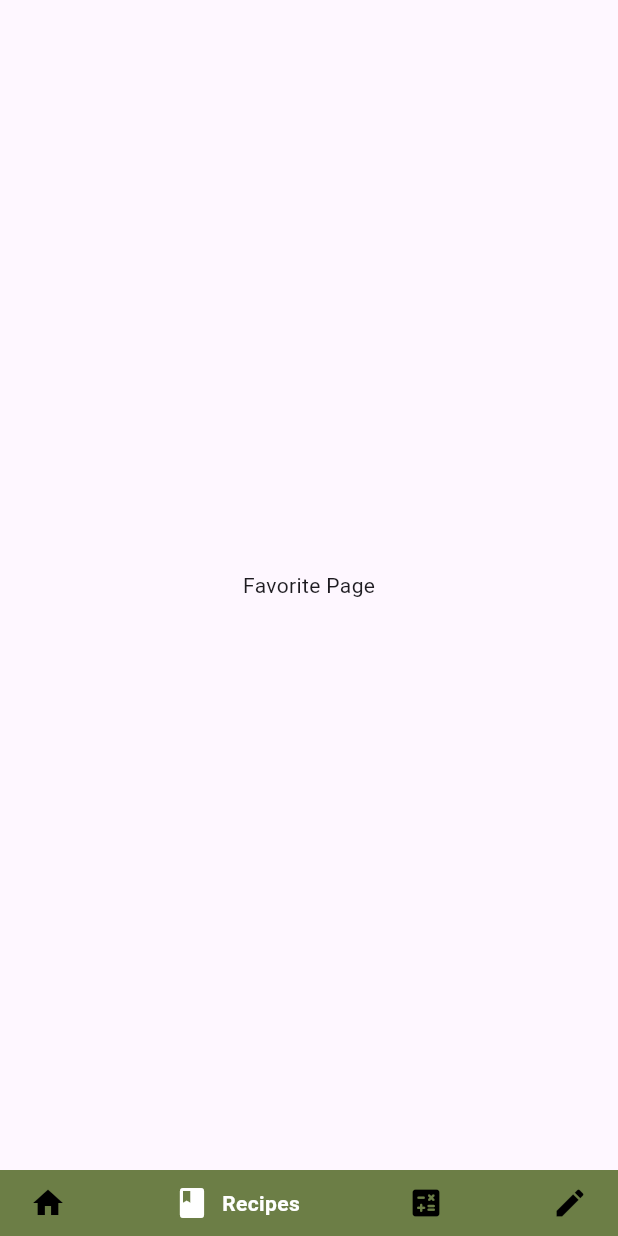
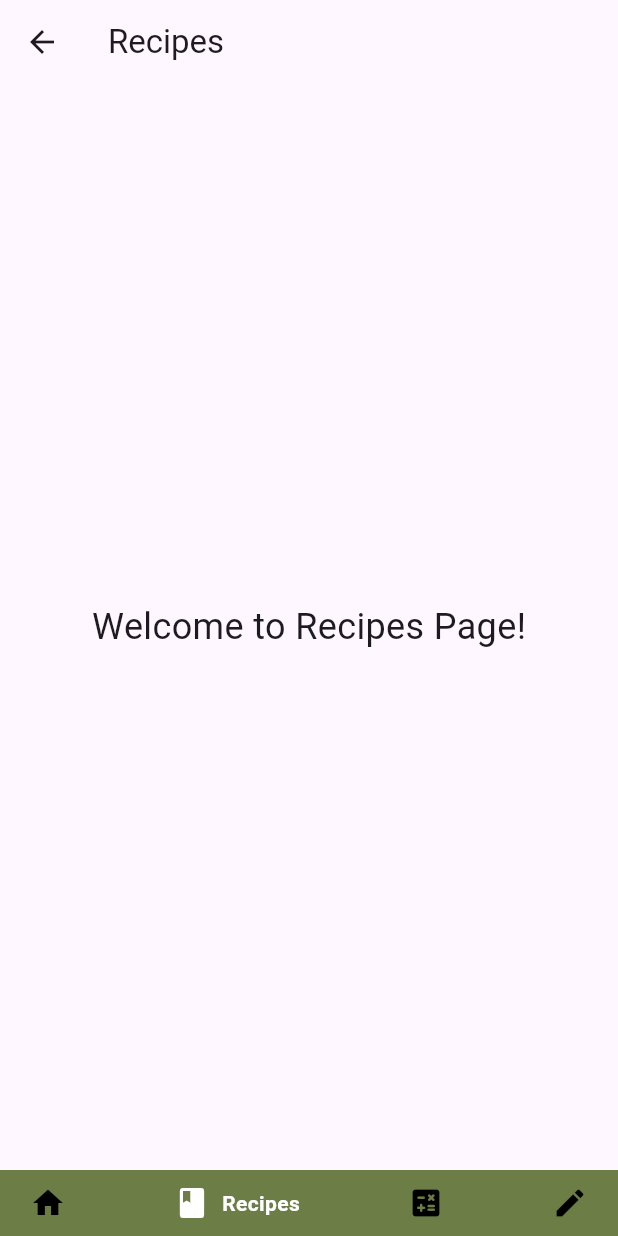
Before and after one commit to sintiadc/ABPAps, a Flutter app: the HomeNav screen opened directly, item 2 of the bottom bar chosen, on a phone screen of 412 x 824 dp. Run offline on Flutter 3.47's test engine with Material 3 defaults, Android fonts, the light colour scheme and no system bars; drawn by our look-alikes of google_nav_bar; our stand-ins replace font_awesome_flutter.

Commit message:
bottomnavrecipes

```diff
--- a/lib/bottomnav.dart
+++ b/lib/bottomnav.dart
@@ -1,6 +1,8 @@
 import 'package:flutter/material.dart';
 import 'package:google_nav_bar/google_nav_bar.dart';
 import 'home.dart'; // Pastikan untuk mengimpor home.dart
+import 'recipes.dart';
+
 class HomeNav extends StatefulWidget {
   const HomeNav({super.key});
 
@@ -10,9 +12,9 @@ class HomeNav extends StatefulWidget {
 
 class _HomeNavState extends State<HomeNav> {
   int _selectedIndex = 0;
-  static const List<Widget> _widgetOptions = <Widget>[
+  static List<Widget> _widgetOptions = <Widget>[
     Home(), // Menambahkan Home sebagai halaman pertama
-    Text('Favorite Page'),
+    Recipes(),
     Text('Search Page'),
     Text('Settings Page'),
   ];
--- /dev/null
+++ b/lib/recipes.dart
@@ -0,0 +1,18 @@
+import 'package:flutter/material.dart';
+
+class Recipes extends StatelessWidget {
+  @override
+  Widget build(BuildContext context) {
+    return Scaffold(
+      appBar: AppBar(
+        title: Text('Recipes'),
+      ),
+      body: Center(
+        child: Text(
+          'Welcome to Recipes Page!',
+          style: TextStyle(fontSize: 24.0),
+        ),
+      ),
+    );
+  }
+}
```
